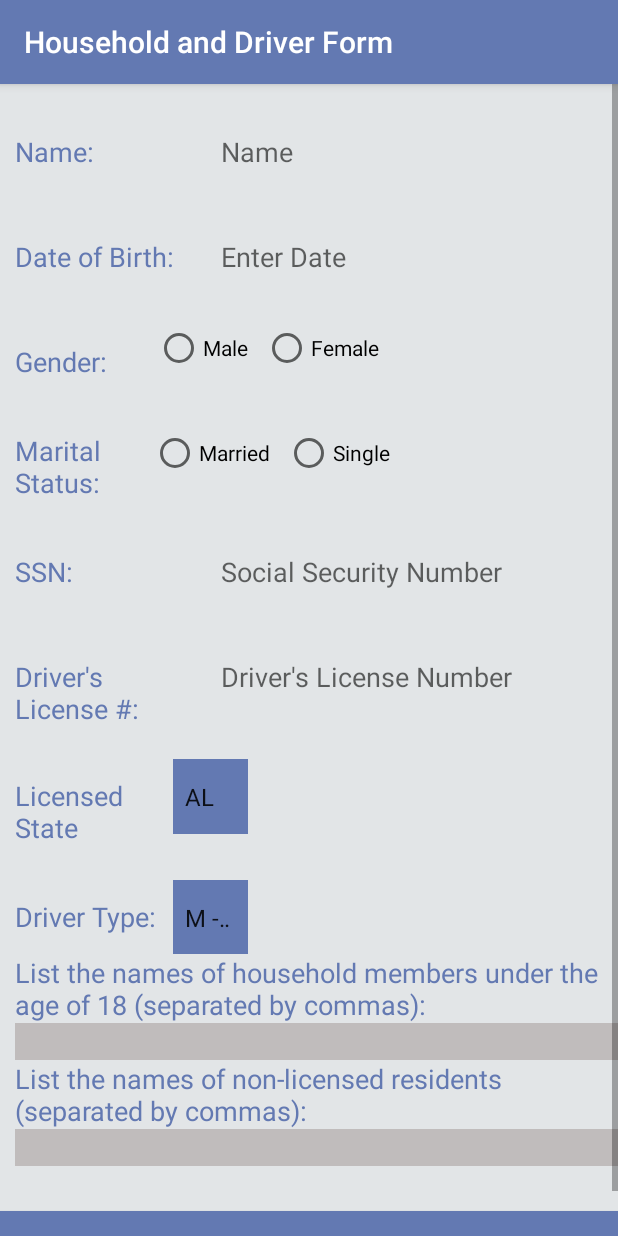
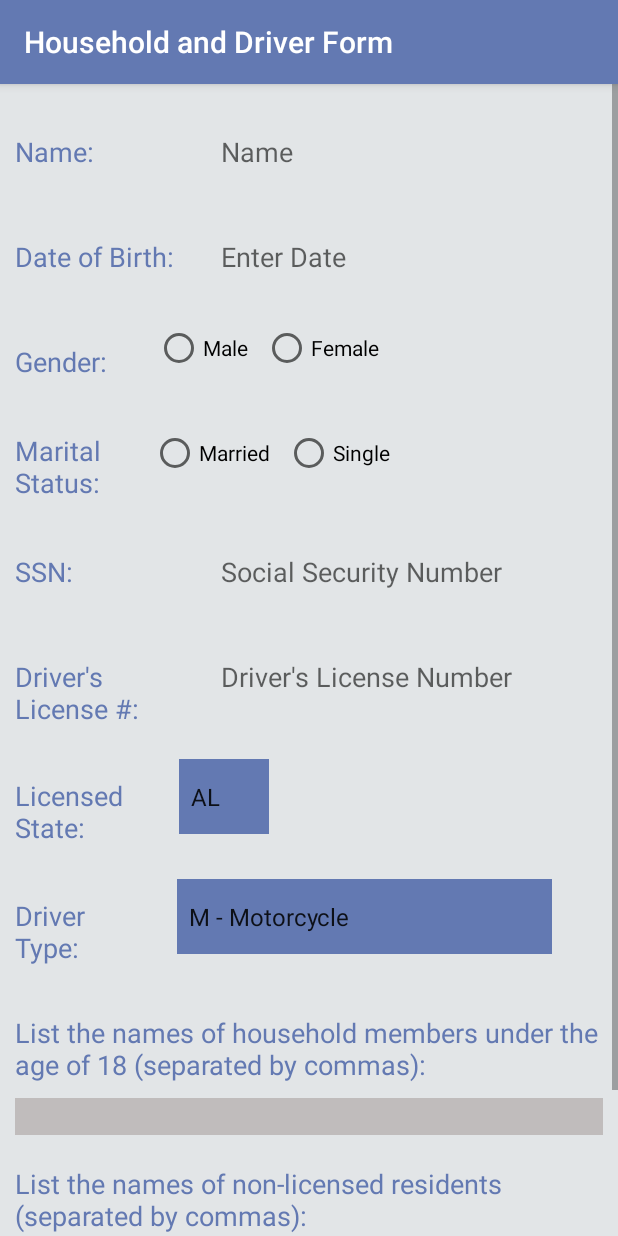
Before and after one commit to Tykota/RagtagGroupInsurance, an Android app: the DriverHouseholdForm screen opened directly, with no data from a screen before it, on a phone screen of 412 x 824 dp. Run offline under Robolectric (Android 15) with nearby library versions, the phone set to English and light mode, and no system bars.

```diff
--- a/InsuranceWizardsApp/app/src/main/AndroidManifest.xml
+++ b/InsuranceWizardsApp/app/src/main/AndroidManifest.xml
@@ -9,7 +9,8 @@
         android:roundIcon="@mipmap/ic_launcher_round"
         android:supportsRtl="true"
         android:theme="@style/Theme.AppCompat.Light.NoActionBar">
-        <activity android:name=".DriverHouseholdForm"></activity>
+        <activity android:name=".DriverHouseholdForm"
+            android:windowSoftInputMode="stateHidden"/>
         <activity
             android:name=".HomePage"
             android:label="@string/title_activity_home_page"
--- a/InsuranceWizardsApp/app/src/main/res/layout/activity_driver_household_form.xml
+++ b/InsuranceWizardsApp/app/src/main/res/layout/activity_driver_household_form.xml
@@ -277,7 +277,7 @@
                 <TextView
                     android:layout_width="0dp"
                     android:layout_height="60dp"
-                    android:layout_marginEnd="10dp"
+                    android:layout_marginEnd="20dp"
                     android:layout_weight="0.6"
                     android:gravity="center_vertical"
                     android:paddingStart="10dp"
@@ -287,7 +287,7 @@
 
                 <Spinner
                     android:id="@+id/stateSpinner"
-                    android:layout_width="50dp"
+                    android:layout_width="60dp"
                     android:layout_height="50dp"
                     android:background="@color/colorPrimary"
                     android:entries="@array/state_codes"
@@ -299,13 +299,14 @@
                 android:layout_width="match_parent"
                 android:layout_height="wrap_content"
                 android:layout_marginTop="20dp"
+                android:layout_marginBottom="30dp"
                 android:orientation="horizontal"
                 android:weightSum="2">
 
                 <TextView
-                    android:layout_width="0dp"
-                    android:layout_height="50dp"
-                    android:layout_marginEnd="10dp"
+                    android:layout_width="40dp"
+                    android:layout_height="60dp"
+                    android:layout_marginEnd="60dp"
                     android:layout_weight="0.6"
                     android:gravity="center_vertical"
                     android:paddingStart="10dp"
@@ -315,7 +316,7 @@
 
                 <Spinner
                     android:id="@+id/driverTypeSpinner"
-                    android:layout_width="50dp"
+                    android:layout_width="250dp"
                     android:layout_height="50dp"
                     android:background="@color/colorPrimary"
                     android:entries="@array/driver_types"
@@ -339,6 +340,8 @@
                 android:layout_width="match_parent"
                 android:layout_height="wrap_content"
                 android:layout_marginStart="10dp"
+                android:layout_marginTop="10dp"
+                android:layout_marginEnd="10dp"
                 android:layout_weight="1.4"
                 android:background="#C0BCBC"
                 android:imeOptions="actionDone"
@@ -351,6 +354,7 @@
                 android:layout_width="match_parent"
                 android:layout_height="wrap_content"
                 android:layout_marginEnd="10dp"
+                android:layout_marginTop="20dp"
                 android:layout_weight="0.6"
                 android:gravity="center_vertical"
                 android:paddingStart="10dp"
@@ -363,6 +367,8 @@
                 android:layout_width="match_parent"
                 android:layout_height="wrap_content"
                 android:layout_marginStart="10dp"
+                android:layout_marginEnd="10dp"
+                android:layout_marginTop="10dp"
                 android:layout_weight="1.4"
                 android:background="#C0BCBC"
                 android:imeOptions="actionDone"
--- a/InsuranceWizardsApp/app/src/main/res/values/strings.xml
+++ b/InsuranceWizardsApp/app/src/main/res/values/strings.xml
@@ -14,7 +14,7 @@
     <string name="ssn_hint">Social Security Number</string>
     <string name="drivers_license_field">Driver\'s License #:</string>
     <string name="driverlicense_hint">Driver\'s License Number</string>
-    <string name="licensed_state_field">Licensed State</string>
+    <string name="licensed_state_field">Licensed State:</string>
     <string name="driver_type_field">Driver Type:</string>
     <string name="under18_field">List the names of household members under the age of 18 (separated by commas):</string>
     <string name="names_nonLicensed_field">List the names of non-licensed residents (separated by commas):</string>
```
Also changed, not shown: InsuranceWizardsApp/app/src/main/java/com/capstone/insuranceapp/DriverHouseholdForm.java (+121 -12 lines).
